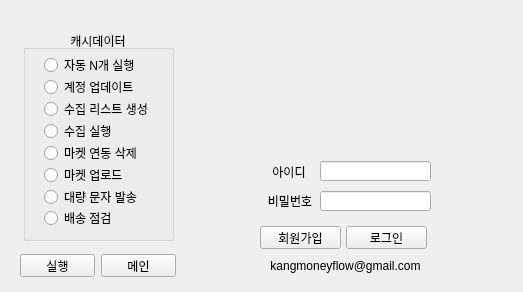
First picture: the form in sellper.ui, repository kangmoneyflow/sellper, before the edit.
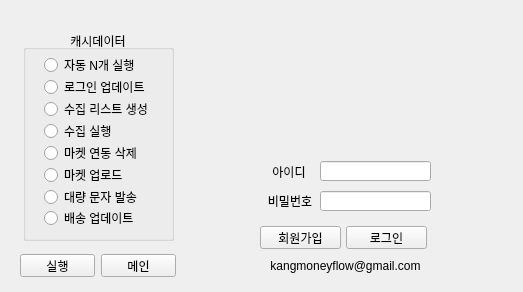
Second picture: the form after the edit. Icons and pictures are not drawn.

```diff
--- a/sellper.ui
+++ b/sellper.ui
@@ -64,12 +64,12 @@
      <rect>
       <x>21</x>
       <y>49</y>
-      <width>99</width>
+      <width>121</width>
       <height>16</height>
      </rect>
     </property>
     <property name="text">
-     <string>계정 업데이트</string>
+     <string>로그인 업데이트</string>
     </property>
    </widget>
    <widget class="QRadioButton" name="radioButton_create_list">
@@ -142,12 +142,12 @@
      <rect>
       <x>21</x>
       <y>180</y>
-      <width>75</width>
+      <width>121</width>
       <height>16</height>
      </rect>
     </property>
     <property name="text">
-     <string>배송 점검</string>
+     <string>배송 업데이트</string>
     </property>
    </widget>
   </widget>
```
